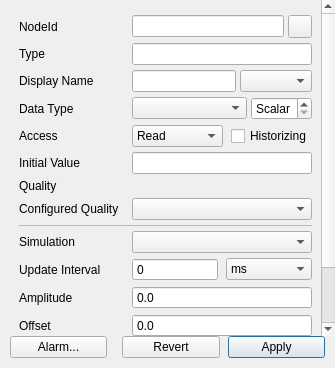
The window that src/ui/widgets/variablepropertieswidget.ui (sanny32/OpenUaSim) describes before a commit, drawn with Qt 5.
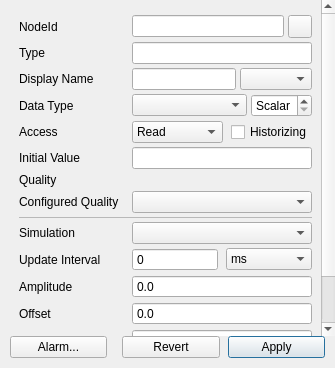
The same window after the commit. Custom widgets are drawn as their Qt base class.

What changed in the file:
```diff
--- a/src/ui/widgets/variablepropertieswidget.ui
+++ b/src/ui/widgets/variablepropertieswidget.ui
@@ -56,7 +56,7 @@
            <number>13</number>
           </property>
           <property name="verticalSpacing">
-           <number>5</number>
+           <number>4</number>
           </property>
           <item row="0" column="0">
            <widget class="QLabel" name="nodeIdLabel">
```
